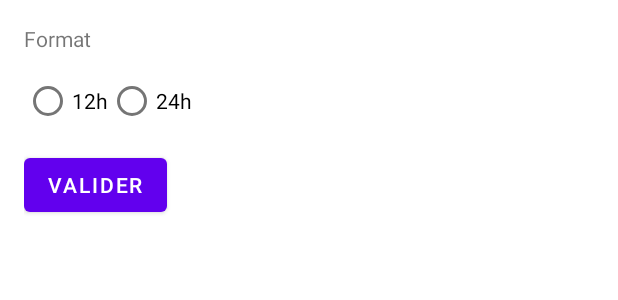
After one commit to BernardLhermite-heig/DAA-AppWidget, an Android app: the layout time_widget_configure.xml on its own in the app's theme, with its tools: preview values and no code run, on a phone screen of 412 x 824 dp. The commit adds this screen. Shown: the top 300 px of the screen. Run offline under Robolectric (Android 15) with nearby library versions, the light colour scheme and no system bars.

Commit message:
Mise à jour du widget

```diff
--- a/app/build.gradle
+++ b/app/build.gradle
@@ -30,6 +30,9 @@ android {
     kotlinOptions {
         jvmTarget = '1.8'
     }
+    buildFeatures {
+        viewBinding true
+    }
 }
 
 dependencies {
--- /dev/null
+++ b/app/src/main/res/layout/time_widget_configure.xml
@@ -0,0 +1,42 @@
+<?xml version="1.0" encoding="utf-8"?>
+<LinearLayout xmlns:android="http://schemas.android.com/apk/res/android"
+    android:layout_width="match_parent"
+    android:layout_height="wrap_content"
+    android:orientation="vertical"
+    android:padding="16dp">
+
+    <TextView
+        android:layout_width="match_parent"
+        android:layout_height="wrap_content"
+        android:layout_marginBottom="8dp"
+        android:labelFor="@id/radio_group"
+        android:text="@string/configure_title" />
+
+    <RadioGroup
+        android:id="@+id/radio_group"
+        android:layout_width="match_parent"
+        android:layout_height="wrap_content"
+        android:orientation="horizontal">
+
+        <RadioButton
+            android:id="@+id/radio_12"
+            android:layout_width="wrap_content"
+            android:layout_height="wrap_content"
+            android:text="@string/radio_12" />
+
+        <RadioButton
+            android:id="@+id/radio_24"
+            android:layout_width="wrap_content"
+            android:layout_height="wrap_content"
+            android:text="@string/radio_24" />
+    </RadioGroup>
+
+
+    <Button
+        android:id="@+id/add_button"
+        android:layout_width="wrap_content"
+        android:layout_height="wrap_content"
+        android:layout_marginTop="8dp"
+        android:text="@string/validate_configuration" />
+
+</LinearLayout>
--- a/app/src/main/res/values/colors.xml
+++ b/app/src/main/res/values/colors.xml
@@ -7,4 +7,8 @@
     <color name="teal_700">#FF018786</color>
     <color name="black">#FF000000</color>
     <color name="white">#FFFFFFFF</color>
+    <color name="light_blue_50">#FFE1F5FE</color>
+    <color name="light_blue_200">#FF81D4FA</color>
+    <color name="light_blue_600">#FF039BE5</color>
+    <color name="light_blue_900">#FF01579B</color>
 </resources>
--- a/app/src/main/res/values/strings.xml
+++ b/app/src/main/res/values/strings.xml
@@ -1,3 +1,12 @@
 <resources>
-    <string name="app_name">TestWidget</string>
+    <string name="app_name">TimeWidget</string>
+    <string name="widget_description">Ceci est une horloge</string>
+    <string name="appwidget_button_text">OK</string>
+    <string name="appwidget_default_text">21:58</string>
+    <string name="configure_title">Format</string>
+    <string name="validate_configuration">Valider</string>
+    <string name="app_widget_description">Ce widget permet d\'afficher l\'heure</string>
+    <string name="radio_12">12h</string>
+    <string name="radio_24">24h</string>
+    <string name="no_radio_selected">Veuillez choisir un format</string>
 </resources>
```
Also changed, not shown: app/src/main/AndroidManifest.xml (+18 -12 lines), app/src/main/java/ch/heigvd/daa_group4/MainActivity.kt (deleted, +0 -11 lines), app/src/main/java/ch/heigvd/daa_group4/TimeWidget.kt (added, +56 -0 lines), app/src/main/java/ch/heigvd/daa_group4/TimeWidgetConfigureActivity.kt (added, +111 -0 lines), app/src/main/res/layout/time_widget.xml (added, +13 -0 lines), app/src/main/res/values-night-v31/themes.xml (added, +10 -0 lines), app/src/main/res/values-v31/themes.xml (added, +11 -0 lines), app/src/main/res/values/attrs.xml (added, +7 -0 lines), app/src/main/res/values/dimens.xml (added, +10 -0 lines), app/src/main/res/values/styles.xml (added, +12 -0 lines), app/src/main/res/values/themes.xml (+15 -0 lines), app/src/main/res/xml/backup_rules.xml (deleted, +0 -13 lines), app/src/main/res/xml/data_extraction_rules.xml (deleted, +0 -19 lines), app/src/main/res/xml/time_widget_info.xml (added, +14 -0 lines), 2 other files.
